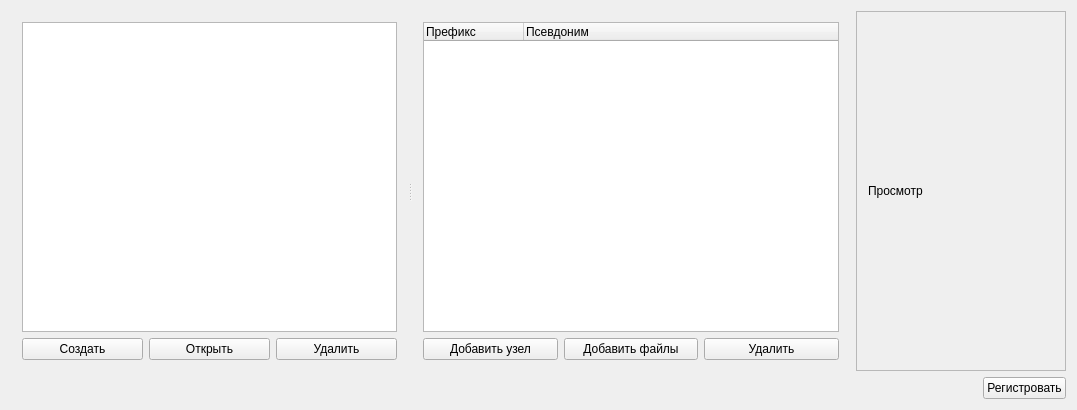
Qt form resourceeditor.ui (kissofblood/September) before a commit.
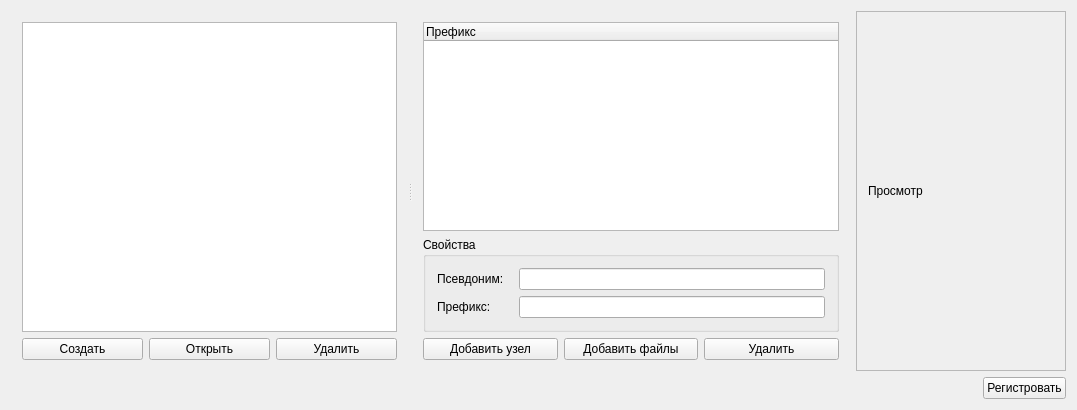
The same form after that commit.

Commit message: В ResourceEditor добавил запись в файл. Изменил интерфейс в ResourceEditor

The edit to the form file:
```diff
--- a/resourceeditor.ui
+++ b/resourceeditor.ui
@@ -15,7 +15,7 @@
   </property>
   <layout class="QVBoxLayout" name="verticalLayout_4">
    <item>
-    <layout class="QHBoxLayout" name="horizontalLayout_6" stretch="8,2">
+    <layout class="QHBoxLayout" name="horizontalLayout_7" stretch="8,2">
      <item>
       <widget class="QSplitter" name="splitter">
        <property name="orientation">
@@ -53,8 +53,8 @@
          </item>
         </layout>
        </widget>
-       <widget class="QWidget" name="layoutWidget_1">
-        <layout class="QVBoxLayout" name="verticalLayout_2" stretch="0,0">
+       <widget class="QWidget" name="">
+        <layout class="QVBoxLayout" name="verticalLayout_2">
          <item>
           <widget class="QTreeWidget" name="treeWgt">
            <column>
@@ -62,11 +62,43 @@
              <string notr="true">Префикс</string>
             </property>
            </column>
-           <column>
-            <property name="text">
-             <string>Псевдоним</string>
-            </property>
-           </column>
+          </widget>
+         </item>
+         <item>
+          <widget class="QGroupBox" name="groupBox">
+           <property name="title">
+            <string>Свойства</string>
+           </property>
+           <layout class="QVBoxLayout" name="verticalLayout_5">
+            <item>
+             <layout class="QHBoxLayout" name="horizontalLayout_2" stretch="1,4">
+              <item>
+               <widget class="QLabel" name="label">
+                <property name="text">
+                 <string>Псевдоним:</string>
+                </property>
+               </widget>
+              </item>
+              <item>
+               <widget class="QLineEdit" name="lnEditAlias"/>
+              </item>
+             </layout>
+            </item>
+            <item>
+             <layout class="QHBoxLayout" name="horizontalLayout_6" stretch="1,4">
+              <item>
+               <widget class="QLabel" name="label_2">
+                <property name="text">
+                 <string>Префикс:</string>
+                </property>
+               </widget>
+              </item>
+              <item>
+               <widget class="QLineEdit" name="lnEditPrefix"/>
+              </item>
+             </layout>
+            </item>
+           </layout>
           </widget>
          </item>
          <item>
```
Left out of the diff: 2 changed lines with no effect on the pictures. The commit also changes 4 other files.
